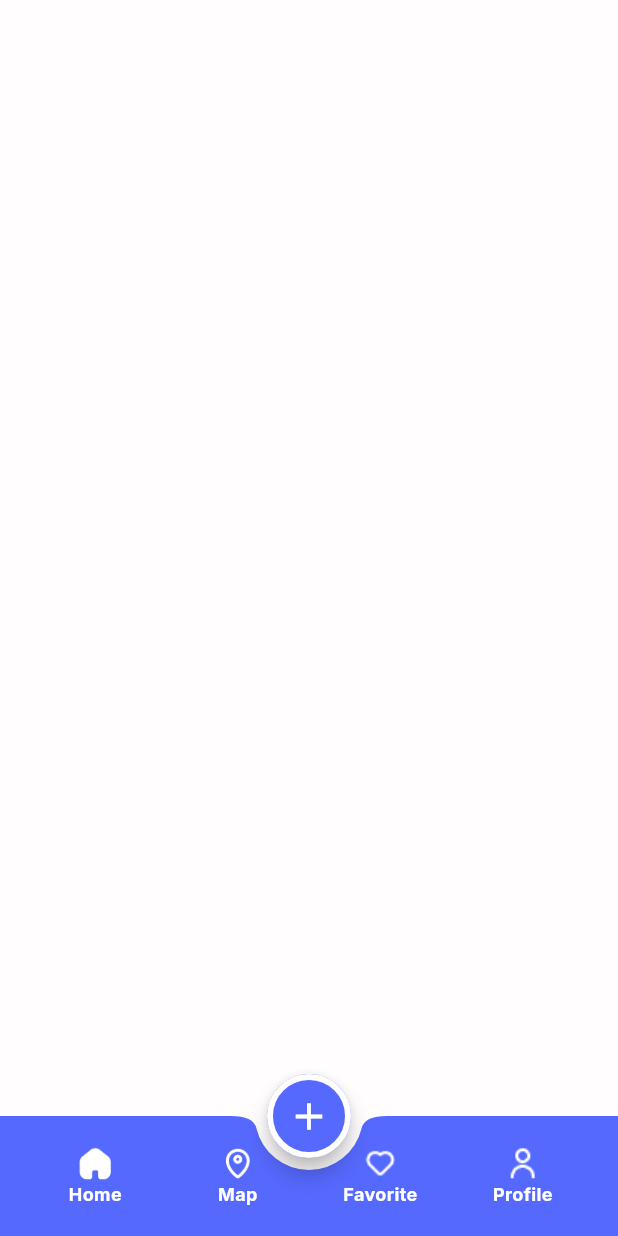
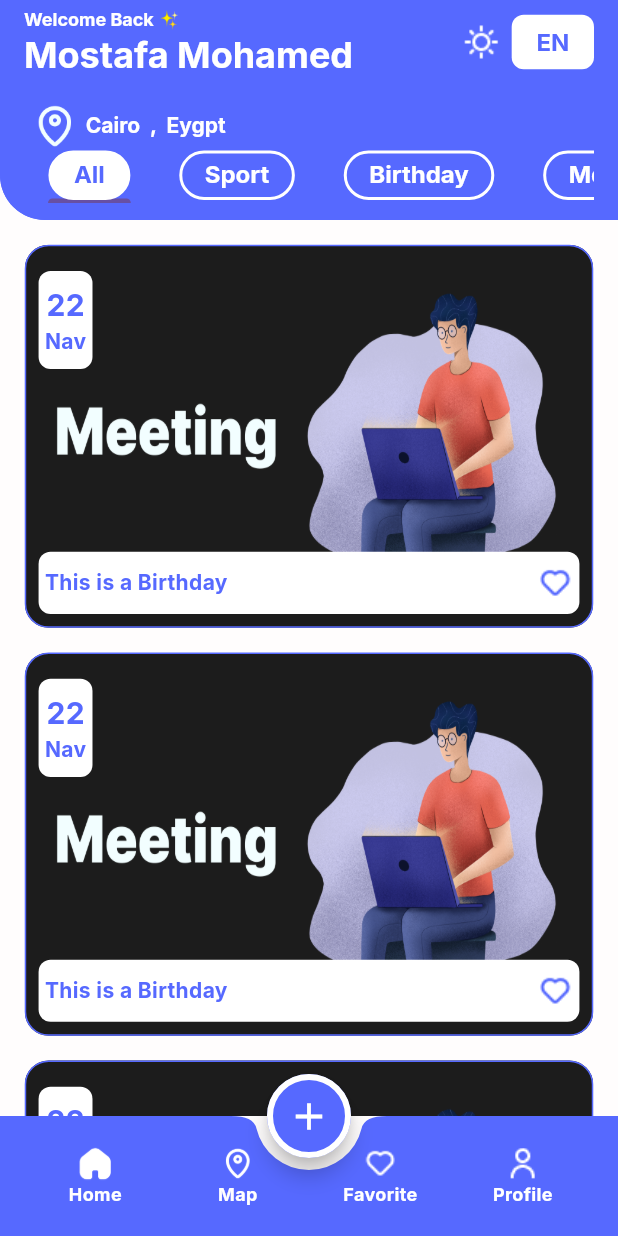
Before and after one commit to mostafa-eltrass/evently, a Flutter app: the screen it shows after launch, on a phone screen of 412 x 824 dp. Run offline on Flutter 3.47's test engine with Material 3 defaults, Android fonts, the phone set to English and light mode, and no system bars; our stand-ins replace google_fonts, toggle_switch.

Commit message:
homeTab And FavoriteTab

```diff
--- a/lib/gen_l10n/app_localizations.dart
+++ b/lib/gen_l10n/app_localizations.dart
@@ -277,6 +277,18 @@ abstract class AppLocalizations {
   /// In en, this message translates to:
   /// **'Profile'**
   String get profile;
+
+  /// No description provided for @welcomeBack.
+  ///
+  /// In en, this message translates to:
+  /// **'Welcome Back ✨'**
+  String get welcomeBack;
+
+  /// No description provided for @location.
+  ///
+  /// In en, this message translates to:
+  /// **'{city}, {country}'**
+  String location(Object city, Object country);
 }
 
 class _AppLocalizationsDelegate
--- a/lib/gen_l10n/app_localizations_ar.dart
+++ b/lib/gen_l10n/app_localizations_ar.dart
@@ -101,4 +101,12 @@ class AppLocalizationsAr extends AppLocalizations {
 
   @override
   String get profile => 'الملف الشخصي';
+
+  @override
+  String get welcomeBack => 'مرحبًا بعودتك ✨';
+
+  @override
+  String location(Object city, Object country) {
+    return '$city، $country';
+  }
 }
--- a/lib/gen_l10n/app_localizations_en.dart
+++ b/lib/gen_l10n/app_localizations_en.dart
@@ -101,4 +101,12 @@ class AppLocalizationsEn extends AppLocalizations {
 
   @override
   String get profile => 'Profile';
+
+  @override
+  String get welcomeBack => 'Welcome Back ✨';
+
+  @override
+  String location(Object city, Object country) {
+    return '$city, $country';
+  }
 }
--- a/lib/l10n/app_ar.arb
+++ b/lib/l10n/app_ar.arb
@@ -30,5 +30,9 @@
   "home": "الرئيسية",
   "map": "الخريطة",
   "favorite": "المفضلة",
-  "profile": "الملف الشخصي"
+  "profile": "الملف الشخصي",
+  "welcomeBack": "مرحبًا بعودتك ✨",
+  "location": "{city}، {country}"
+
+
 }
--- a/lib/l10n/app_en.arb
+++ b/lib/l10n/app_en.arb
@@ -31,5 +31,9 @@
   "home": "Home",
   "map": "Map",
   "favorite": "Favorite",
-  "profile": "Profile"
+  "profile": "Profile",
+  "welcomeBack": "Welcome Back ✨",
+  "location": "{city}, {country}"
+
+
 }
--- a/lib/ui/home/tabs/favorite/favorite_tab.dart
+++ b/lib/ui/home/tabs/favorite/favorite_tab.dart
@@ -1,9 +1,29 @@
 import 'package:flutter/material.dart';
+import 'package:evently/ui/home/tabs/home_tab/widget/event_item.dart';
 class FavoriteTab extends StatelessWidget {
   const FavoriteTab({super.key});
 
   @override
   Widget build(BuildContext context) {
-    return Container();
+    var height = MediaQuery.of(context).size.height;
+    var width = MediaQuery.of(context).size.width;
+    return SafeArea(
+      child: Column(
+        children: [
+          Expanded(
+            child: ListView.separated(
+              padding: EdgeInsets.only(top: height * 0.02),
+              itemBuilder: (context, index) {
+                return EventItem();
+              },
+              separatorBuilder: (context, index) {
+                return SizedBox(height: height * 0.02);
+              },
+              itemCount: 20,
+            ),
+          ),
+        ],
+      ),
+    );
   }
 }
--- a/lib/ui/home/tabs/home_tab/home_tab.dart
+++ b/lib/ui/home/tabs/home_tab/home_tab.dart
@@ -1,9 +1,131 @@
+import 'package:evently/ui/home/tabs/home_tab/widget/event_tab_item.dart';
+import 'package:evently/utils/app_assets.dart';
+import 'package:evently/utils/app_colors.dart';
+import 'package:evently/utils/app_styles.dart';
 import 'package:flutter/material.dart';
-class HomeTab extends StatelessWidget {
+import 'package:evently/gen_l10n/app_localizations.dart';
+import 'package:evently/ui/home/tabs/home_tab/widget/event_item.dart';
+
+class HomeTab extends StatefulWidget {
   const HomeTab({super.key});
 
   @override
+  State<HomeTab> createState() => _HomeTabState();
+}
+
+class _HomeTabState extends State<HomeTab> {
+  int selectedIndex = 0;
+  @override
   Widget build(BuildContext context) {
-    return Container();
+    var height = MediaQuery.of(context).size.height;
+    var width = MediaQuery.of(context).size.width;
+    List<String> eventsNameList = [
+      AppLocalizations.of(context)!.all,
+      AppLocalizations.of(context)!.sport,
+      AppLocalizations.of(context)!.birthday,
+      AppLocalizations.of(context)!.meeting,
+      AppLocalizations.of(context)!.gaming,
+      AppLocalizations.of(context)!.workshop,
+      AppLocalizations.of(context)!.bookClub,
+      AppLocalizations.of(context)!.exhibition,
+      AppLocalizations.of(context)!.holiday,
+      AppLocalizations.of(context)!.eating,
+    ];
+
+    return Scaffold(
+      appBar: AppBar(
+        shape: RoundedRectangleBorder(
+          borderRadius: BorderRadius.only(bottomLeft: Radius.circular(30)),
+        ),
+        title: Row(
+          children: [
+            Column(
+              crossAxisAlignment: CrossAxisAlignment.start,
+              children: [
+                Text(
+                  AppLocalizations.of(context)!.welcomeBack,
+                  style: AppStyles.bold12White,
+                ),
+                Text('Mostafa Mohamed', style: AppStyles.bold24White),
+              ],
+            ),
+            Spacer(),
+            ImageIcon(
+              AssetImage(AppAssets.iconTheme),
+              color: AppColors.whiteColor,
+            ),
+            Container(
+              margin: EdgeInsets.only(left: width * 0.02),
+              padding: EdgeInsets.symmetric(
+                vertical: width * 0.02,
+                horizontal: height * 0.02,
+              ),
+              decoration: BoxDecoration(
+                borderRadius: BorderRadius.circular(8),
+                color: AppColors.whiteColor,
+              ),
+              child: Text('EN', style: AppStyles.bold16Primary),
+            ),
+          ],
+        ),
+        bottom: AppBar(
+          shape: RoundedRectangleBorder(
+            borderRadius: BorderRadius.only(bottomLeft: Radius.circular(30)),
+          ),
+          toolbarHeight: height * 0.11,
+          title: Column(
+            children: [
+              Row(
+                children: [
+                  Image.asset(
+                    AppAssets.iconMap,
+                    height: height * 0.04,
+                    width: width * 0.1,
+                  ),
+                  Text('Cairo  ,  Eygpt', style: AppStyles.bold14White),
+                ],
+              ),
+              DefaultTabController(
+                length: eventsNameList.length,
+                child: TabBar(
+                  isScrollable: true,
+                  tabAlignment: TabAlignment.start,
+                  dividerColor: AppColors.transparentColor,
+                  onTap: (index) {
+                    selectedIndex = index;
+                    setState(() {});
+                  },
+                  tabs: eventsNameList.map((eventName) {
+                    return EventTabItem(
+                      isSelected:
+                          selectedIndex == eventsNameList.indexOf(eventName),
+                      eventName: eventName,
+                    );
+                  }).toList(),
+                ),
+              ),
+            ],
+          ),
+        ),
+      ),
+      body: Column(
+        children: [
+          Expanded(
+            child: ListView.separated(
+              padding: EdgeInsets.only(
+                top: height*0.02
+              ),
+              itemBuilder: (context, index) {
+                return EventItem();
+              },
+              separatorBuilder: (context, index) {
+                return SizedBox( height: height*0.02,);
+              },
+              itemCount: 20,
+            ),
+          ),
+        ],
+      ),
+    );
   }
 }
--- /dev/null
+++ b/lib/ui/home/tabs/home_tab/widget/event_item.dart
@@ -0,0 +1,86 @@
+import 'package:evently/utils/app_assets.dart';
+import 'package:evently/utils/app_colors.dart';
+import 'package:evently/utils/app_styles.dart';
+import 'package:flutter/material.dart';
+class EventItem extends StatelessWidget {
+  const EventItem({super.key});
+
+  @override
+  Widget build(BuildContext context) {
+    var height = MediaQuery.of(context).size.height;
+    var width = MediaQuery.of(context).size.width;
+    return Container(
+      margin: EdgeInsets.symmetric(
+        horizontal: width*0.04
+      ),
+      height: height*0.31,
+      decoration: BoxDecoration(
+        borderRadius: BorderRadius.circular(16),
+        border: Border.all(
+          color: AppColors.primaryLight
+        ),
+        image: DecorationImage(
+          fit: BoxFit.fill,
+          image: AssetImage(AppAssets.meetingImage))
+      ),
+    child: Column(
+      mainAxisAlignment: MainAxisAlignment.spaceBetween,
+      crossAxisAlignment: CrossAxisAlignment.start,
+      children: [
+        Container(
+          margin: EdgeInsets.symmetric(vertical: height*0.02,
+          horizontal: width*0.02),
+          padding: EdgeInsets.symmetric(vertical: height*0.01,
+          horizontal: width*0.01
+          ),
+          decoration: BoxDecoration(
+            borderRadius: BorderRadius.circular(8),
+            color: AppColors.whiteColor
+
+          ),
+          child: Column(
+            children: [
+              Text('22',
+              style: AppStyles.bold20Primary,
+              ),
+              Text('Nav',
+              style: AppStyles.bold14Primary,
+              )
+            ],
+          ),
+        ),
+         Container(
+          alignment: Alignment.bottomCenter,
+          margin: EdgeInsets.symmetric(vertical: height*0.01,
+          horizontal: width*0.02),
+          padding: EdgeInsets.symmetric(vertical: height*0.01,
+          horizontal: width*0.01
+          ),
+          decoration: BoxDecoration(
+            borderRadius: BorderRadius.circular(8),
+            color: AppColors.whiteColor
+
+          ),
+          child: Row(
+            mainAxisAlignment: MainAxisAlignment.spaceBetween,
+            children: [
+              Expanded(
+                child: Text('This is a Birthday',
+                style: AppStyles.bold14Primary,
+                ),
+              ),
+               InkWell(
+                onTap: (){
+
+                },
+                child: Image.asset(AppAssets.iconFavorite,
+                color: AppColors.primaryLight,
+                ))
+            ],
+          ),
+        ),
+      ],
+    ),
+    );
+  }
+}
--- /dev/null
+++ b/lib/ui/home/tabs/home_tab/widget/event_tab_item.dart
@@ -0,0 +1,41 @@
+import 'package:evently/utils/app_colors.dart';
+import 'package:evently/utils/app_styles.dart';
+import 'package:flutter/material.dart';
+
+class EventTabItem extends StatelessWidget {
+    bool isSelected;
+    String eventName;
+
+   EventTabItem({
+
+    required this.isSelected,
+    required this.eventName,
+  });
+
+  @override
+  Widget build(BuildContext context) {
+    var height = MediaQuery.of(context).size.height;
+    var width = MediaQuery.of(context).size.width;
+    return Container(
+      padding: const EdgeInsets.symmetric(horizontal: 15, vertical: 4),
+      margin: const EdgeInsets.symmetric(
+        horizontal:0.3),
+      decoration: BoxDecoration(
+        borderRadius: BorderRadius.circular(46),
+        border: Border.all(color: Theme.of(context).focusColor, width: 2),
+        color: isSelected
+            ? Theme.of(context).focusColor
+            : AppColors.transparentColor,
+      ),
+      child: Text(
+        eventName,
+        style: isSelected
+            ? Theme.of(context).textTheme.headlineMedium
+            : Theme.of(context)
+                .textTheme
+                .headlineSmall
+                ?.copyWith(color: Colors.white), // ← تأكيد اللون
+      ),
+    );
+  }
+}
--- a/lib/utils/app_styles.dart
+++ b/lib/utils/app_styles.dart
@@ -56,7 +56,16 @@ class AppStyles {
     fontWeight: FontWeight.bold,
     color: AppColors.whiteColor,
   );
-
+  static TextStyle medium16Primary = GoogleFonts.inter(
+    fontSize: 16,
+    fontWeight: FontWeight.bold,
+    color: AppColors.primaryLight,
+  );
+  static TextStyle medium16White = GoogleFonts.inter(
+    fontSize: 16,
+    fontWeight: FontWeight.bold,
+    color: AppColors.whiteColor,
+  );
   static TextStyle bold16Black = GoogleFonts.inter(
     fontSize: 16,
     fontWeight: FontWeight.bold,
--- a/lib/utils/app_theme.dart
+++ b/lib/utils/app_theme.dart
@@ -4,11 +4,13 @@ import 'package:flutter/material.dart';
 
 class AppTheme {
   static final ThemeData lightTheme = ThemeData(
+     focusColor: AppColors.whiteColor,
     scaffoldBackgroundColor: AppColors.whiteBgColor,
     primaryColor: AppColors.primaryLight,
     textTheme: TextTheme(
       headlineLarge: AppStyles.bold20Black,
-      headlineMedium: AppStyles.bold20Primary,
+      headlineMedium: AppStyles.medium16Primary,
+      headlineSmall:  AppStyles.medium16White,
     ),
     bottomNavigationBarTheme: BottomNavigationBarThemeData(
       backgroundColor: AppColors.transparentColor,
@@ -30,14 +32,20 @@ class AppTheme {
       )
     )
   )
-  ); // ← هنا كان ناقص القوس ده
+ , appBarTheme: AppBarTheme(
+   backgroundColor: AppColors.primaryLight
+    )
+  );
 
   static final ThemeData darkTheme = ThemeData(
+
+    focusColor: AppColors.primaryLight,
     scaffoldBackgroundColor: AppColors.primaryDark,
     primaryColor: AppColors.primaryDark,
     textTheme: TextTheme(
       headlineLarge: AppStyles.bold20White,
-      headlineMedium: AppStyles.bold20White,
+      headlineMedium: AppStyles.medium16White,
+      headlineSmall:  AppStyles.medium16White,
     ),
     bottomNavigationBarTheme: BottomNavigationBarThemeData(
       backgroundColor: AppColors.transparentColor,
@@ -59,5 +67,8 @@ class AppTheme {
       )
     )
   )
+   , appBarTheme: AppBarTheme(
+   backgroundColor: AppColors.primaryDark
+    )
   );
 }
```
Also changed, not shown: assets/images/icon_theme.png (added), assets/images/meeting_image.png (renamed from assets/images/meeting.png).
